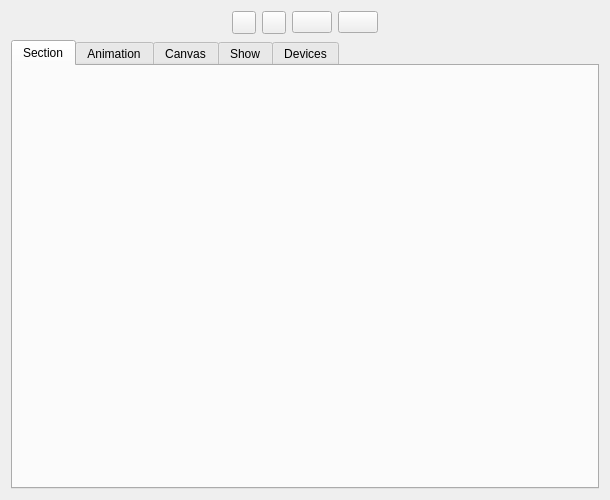
Qt form src/widget/maestrocontrolwidget.ui (8bitbuddhist/PixelMaestro-Studio) before a commit.
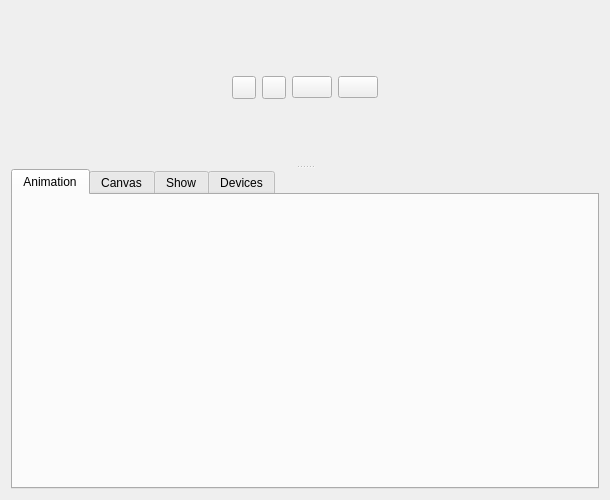
The same form after that commit. Icons and pictures are not drawn.

The edit to the form file:
```diff
--- a/src/widget/maestrocontrolwidget.ui
+++ b/src/widget/maestrocontrolwidget.ui
@@ -11,7 +11,7 @@
    </rect>
   </property>
   <property name="sizePolicy">
-   <sizepolicy hsizetype="Ignored" vsizetype="Ignored">
+   <sizepolicy hsizetype="Preferred" vsizetype="Preferred">
     <horstretch>0</horstretch>
     <verstretch>0</verstretch>
    </sizepolicy>
@@ -26,10 +26,151 @@
    <string>Maestro Control Widget</string>
   </property>
   <layout class="QGridLayout" name="gridLayout">
-   <item row="2" column="0">
+   <item row="0" column="0">
+    <widget class="QSplitter" name="splitter">
+     <property name="sizePolicy">
+      <sizepolicy hsizetype="Preferred" vsizetype="Preferred">
+       <horstretch>0</horstretch>
+       <verstretch>0</verstretch>
+      </sizepolicy>
+     </property>
+     <property name="orientation">
+      <enum>Qt::Vertical</enum>
+     </property>
+     <property name="childrenCollapsible">
+      <bool>false</bool>
+     </property>
+     <widget class="QWidget" name="">
+      <layout class="QHBoxLayout" name="topLayout">
+       <item>
+        <layout class="QVBoxLayout" name="renderLayout">
+         <item>
+          <layout class="QHBoxLayout" name="controlLayout">
+           <property name="sizeConstraint">
+            <enum>QLayout::SetDefaultConstraint</enum>
+           </property>
+           <item>
+            <spacer name="horizontalSpacer">
+             <property name="orientation">
+              <enum>Qt::Horizontal</enum>
+             </property>
+             <property name="sizeType">
+              <enum>QSizePolicy::MinimumExpanding</enum>
+             </property>
+             <property name="sizeHint" stdset="0">
+              <size>
+               <width>40</width>
+               <height>20</height>
+              </size>
+             </property>
+            </spacer>
+           </item>
+           <item>
+            <widget class="QToolButton" name="playPauseButton">
+             <property name="sizePolicy">
+              <sizepolicy hsizetype="Minimum" vsizetype="Fixed">
+               <horstretch>0</horstretch>
+               <verstretch>0</verstretch>
+              </sizepolicy>
+             </property>
+             <property name="toolTip">
+              <string>Pause/start playback</string>
+             </property>
+             <property name="text">
+              <string/>
+             </property>
+             <property name="icon">
+              <iconset resource="../resources/images/images.qrc">
+               <normaloff>:/icon_pause.png</normaloff>
+               <normalon>:/icon_play.png</normalon>:/icon_pause.png</iconset>
+             </property>
+             <property name="shortcut">
+              <string>Space</string>
+             </property>
+             <property name="checkable">
+              <bool>true</bool>
+             </property>
+             <property name="checked">
+              <bool>false</bool>
+             </property>
+            </widget>
+           </item>
+           <item>
+            <widget class="QToolButton" name="lockButton">
+             <property name="toolTip">
+              <string>Prevent actions from changing the Maestro</string>
+             </property>
+             <property name="text">
+              <string/>
+             </property>
+             <property name="icon">
+              <iconset resource="../resources/images/images.qrc">
+               <normaloff>:/icon_lock.png</normaloff>:/icon_lock.png</iconset>
+             </property>
+             <property name="checkable">
+              <bool>true</bool>
+             </property>
+            </widget>
+           </item>
+           <item>
+            <widget class="QPushButton" name="syncButton">
+             <property name="sizePolicy">
+              <sizepolicy hsizetype="Minimum" vsizetype="Fixed">
+               <horstretch>0</horstretch>
+               <verstretch>0</verstretch>
+              </sizepolicy>
+             </property>
+             <property name="toolTip">
+              <string>Sync all timers</string>
+             </property>
+             <property name="text">
+              <string/>
+             </property>
+             <property name="icon">
+              <iconset resource="../resources/images/images.qrc">
+               <normaloff>:/icon_clock.png</normaloff>:/icon_clock.png</iconset>
+             </property>
+            </widget>
+           </item>
+           <item>
+            <widget class="QPushButton" name="refreshButton">
+             <property name="toolTip">
+              <string>Refresh the UI with the Maestro's changes</string>
+             </property>
+             <property name="text">
+              <string/>
+             </property>
+             <property name="icon">
+              <iconset resource="../resources/images/images.qrc">
+               <normaloff>:/icon_refresh.png</normaloff>:/icon_refresh.png</iconset>
+             </property>
+            </widget>
+           </item>
+           <item>
+            <spacer name="horizontalSpacer_2">
+             <property name="orientation">
+              <enum>Qt::Horizontal</enum>
+             </property>
+             <property name="sizeType">
+              <enum>QSizePolicy::MinimumExpanding</enum>
+             </property>
+             <property name="sizeHint" stdset="0">
+              <size>
+               <width>40</width>
+               <height>20</height>
+              </size>
+             </property>
+            </spacer>
+           </item>
+          </layout>
+         </item>
+        </layout>
+       </item>
+      </layout>
+     </widget>
     <widget class="QTabWidget" name="tabWidget">
      <property name="sizePolicy">
-      <sizepolicy hsizetype="Minimum" vsizetype="Minimum">
+       <sizepolicy hsizetype="MinimumExpanding" vsizetype="Preferred">
        <horstretch>0</horstretch>
        <verstretch>0</verstretch>
       </sizepolicy>
@@ -52,25 +193,6 @@
      <property name="documentMode">
       <bool>false</bool>
      </property>
-     <widget class="QWidget" name="sectionTab">
-      <attribute name="title">
-       <string>Section</string>
-      </attribute>
-      <layout class="QGridLayout" name="sectionLayout">
-       <property name="leftMargin">
-        <number>9</number>
-       </property>
-       <property name="topMargin">
-        <number>9</number>
-       </property>
-       <property name="rightMargin">
-        <number>9</number>
-       </property>
-       <property name="bottomMargin">
-        <number>9</number>
-       </property>
-      </layout>
-     </widget>
      <widget class="QWidget" name="animationTab">
       <attribute name="title">
        <string>Animation</string>
@@ -148,120 +270,7 @@
       </layout>
      </widget>
     </widget>
-   </item>
-   <item row="0" column="0">
-    <layout class="QHBoxLayout" name="horizontalLayout">
-     <property name="sizeConstraint">
-      <enum>QLayout::SetMinimumSize</enum>
-     </property>
-     <item>
-      <spacer name="horizontalSpacer">
-       <property name="orientation">
-        <enum>Qt::Horizontal</enum>
-       </property>
-       <property name="sizeHint" stdset="0">
-        <size>
-         <width>40</width>
-         <height>20</height>
-        </size>
-       </property>
-      </spacer>
-     </item>
-     <item>
-      <widget class="QToolButton" name="playPauseButton">
-       <property name="sizePolicy">
-        <sizepolicy hsizetype="Minimum" vsizetype="Fixed">
-         <horstretch>0</horstretch>
-         <verstretch>0</verstretch>
-        </sizepolicy>
-       </property>
-       <property name="toolTip">
-        <string>Pause/start playback</string>
-       </property>
-       <property name="text">
-        <string/>
-       </property>
-       <property name="icon">
-        <iconset resource="../resources/images/images.qrc">
-         <normaloff>:/icon_pause.png</normaloff>
-         <normalon>:/icon_play.png</normalon>:/icon_pause.png</iconset>
-       </property>
-       <property name="shortcut">
-        <string>Space</string>
-       </property>
-       <property name="checkable">
-        <bool>true</bool>
-       </property>
-       <property name="checked">
-        <bool>false</bool>
-       </property>
-      </widget>
-     </item>
-     <item>
-      <widget class="QToolButton" name="lockButton">
-       <property name="toolTip">
-        <string>Prevent actions from changing the Maestro</string>
-       </property>
-       <property name="text">
-        <string/>
-       </property>
-       <property name="icon">
-        <iconset resource="../resources/images/images.qrc">
-         <normaloff>:/icon_lock.png</normaloff>:/icon_lock.png</iconset>
-       </property>
-       <property name="checkable">
-        <bool>true</bool>
-       </property>
-      </widget>
-     </item>
-     <item>
-      <widget class="QPushButton" name="syncButton">
-       <property name="sizePolicy">
-        <sizepolicy hsizetype="Minimum" vsizetype="Fixed">
-         <horstretch>0</horstretch>
-         <verstretch>0</verstretch>
-        </sizepolicy>
-       </property>
-       <property name="toolTip">
-        <string>Sync all timers</string>
-       </property>
-       <property name="text">
-        <string/>
-       </property>
-       <property name="icon">
-        <iconset resource="../resources/images/images.qrc">
-         <normaloff>:/icon_clock.png</normaloff>:/icon_clock.png</iconset>
-       </property>
-      </widget>
-     </item>
-     <item>
-      <widget class="QPushButton" name="refreshButton">
-       <property name="toolTip">
-        <string>Refresh the UI with the Maestro's changes</string>
-       </property>
-       <property name="text">
-        <string/>
-       </property>
-       <property name="icon">
-        <iconset resource="../resources/images/images.qrc">
-         <normaloff>:/icon_refresh.png</normaloff>:/icon_refresh.png</iconset>
-       </property>
-      </widget>
-     </item>
-     <item>
-      <spacer name="horizontalSpacer_2">
-       <property name="orientation">
-        <enum>Qt::Horizontal</enum>
-       </property>
-       <property name="sizeHint" stdset="0">
-        <size>
-         <width>40</width>
-         <height>20</height>
-        </size>
-       </property>
-      </spacer>
-     </item>
-    </layout>
+    </widget>
    </item>
   </layout>
  </widget>
```
Lines whose indentation alone changed are shown as unchanged.
